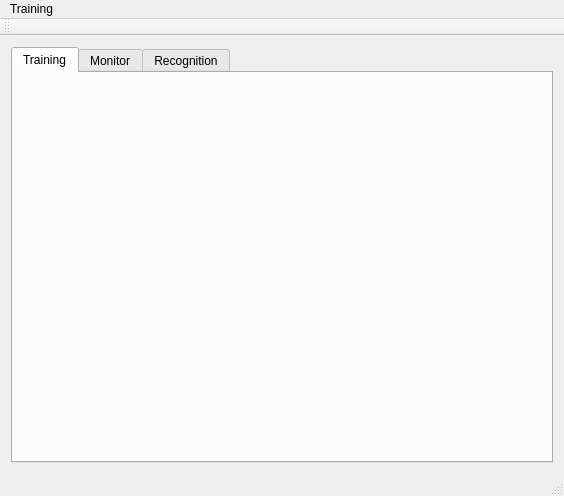
Above: mainwindow.ui from janneasdf/RecognizerApp before the change. Below: the same form after it.
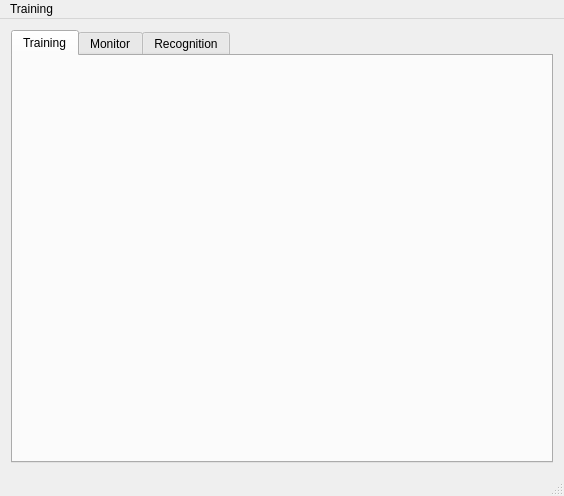
That is the form after the change. The open tabs and pages were chosen to show the change.

Commit message: Working on training view

```diff
--- a/mainwindow.ui
+++ b/mainwindow.ui
@@ -35,6 +35,17 @@
          <attribute name="title">
           <string>Training</string>
          </attribute>
+         <widget class="QWidget" name="gridLayoutWidget">
+          <property name="geometry">
+           <rect>
+            <x>0</x>
+            <y>0</y>
+            <width>541</width>
+            <height>391</height>
+           </rect>
+          </property>
+          <layout class="QGridLayout" name="trainingLayout"/>
+         </widget>
         </widget>
         <widget class="QWidget" name="monitorTab">
          <attribute name="title">
@@ -81,14 +92,6 @@
    </widget>
    <addaction name="trainingMenu"/>
   </widget>
-  <widget class="QToolBar" name="mainToolBar">
-   <attribute name="toolBarArea">
-    <enum>TopToolBarArea</enum>
-   </attribute>
-   <attribute name="toolBarBreak">
-    <bool>false</bool>
-   </attribute>
-  </widget>
   <widget class="QStatusBar" name="statusBar"/>
   <action name="actionLoad_training_data">
    <property name="text">
```
Left out of the diff: 2 changed lines with no effect on the pictures. The commit also changes 11 other files.
